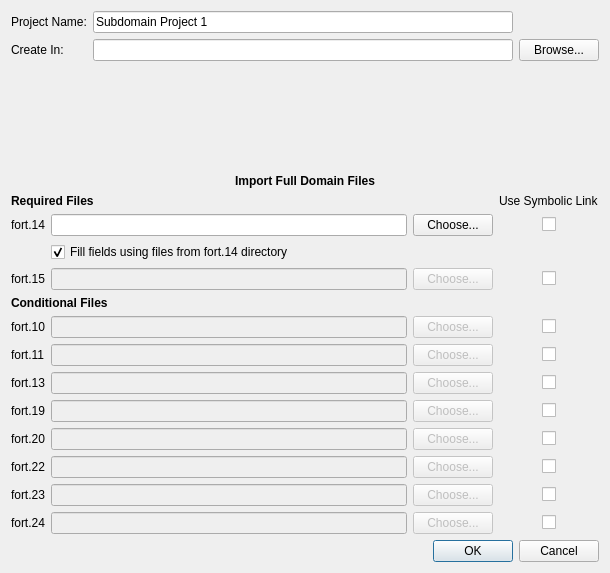
Old version of the form Dialogs/CreateProjectDialog.ui in the repository atdyer/adcircSubdomainTool.
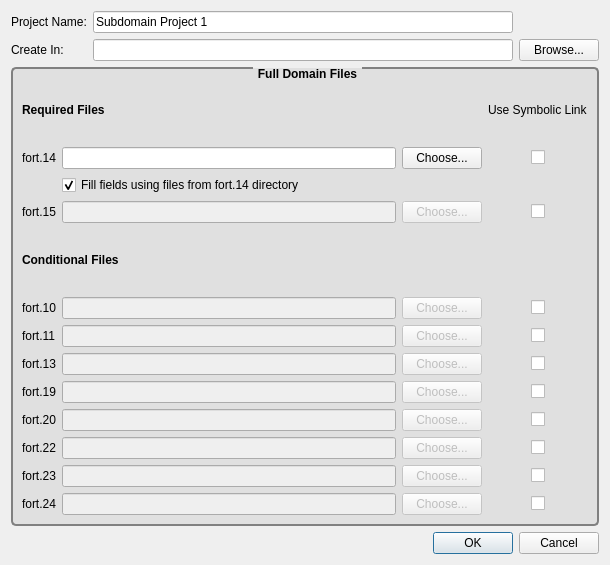
New version of the form.

Commit message: Got the Create Project Dialog looking better

```diff
--- a/Dialogs/CreateProjectDialog.ui
+++ b/Dialogs/CreateProjectDialog.ui
@@ -7,7 +7,7 @@
     <x>0</x>
     <y>0</y>
     <width>610</width>
-    <height>573</height>
+    <height>565</height>
    </rect>
   </property>
   <property name="windowTitle">
@@ -57,82 +57,152 @@
     </layout>
    </item>
    <item>
+    <widget class="QGroupBox" name="groupBox">
+     <property name="font">
+      <font>
+       <weight>75</weight>
+       <bold>true</bold>
+      </font>
+     </property>
+     <property name="styleSheet">
+      <string notr="true">QGroupBox {
+     background-color:  #E0E0E0;
+     border: 2px solid gray;
+     border-radius: 5px;
+     margin-top: 1ex; /* leave space at the top for the title */
+ }
+
+ QGroupBox::title {
+	  
+     subcontrol-origin: margin;
+     subcontrol-position: top center; /* position at the top center */
+     padding: 0 3px;
+     background-color: qlineargradient(x1: 0, y1: 0, x2: 0, y2: 1,
+                                       stop: 0 #FFOECE, stop: 1 #FFFFFF);
+ }
+</string>
+     </property>
+     <property name="title">
+      <string>Full Domain Files</string>
+     </property>
+     <property name="flat">
+      <bool>false</bool>
+     </property>
     <layout class="QVBoxLayout" name="verticalLayout_2">
-     <item>
-      <widget class="QLabel" name="warnLabel">
-       <property name="styleSheet">
-        <string notr="true">color: rgb(255, 0, 0);</string>
-       </property>
-       <property name="text">
-        <string/>
-       </property>
-      </widget>
-     </item>
-     <item>
-      <spacer name="verticalSpacer">
-       <property name="orientation">
-        <enum>Qt::Vertical</enum>
-       </property>
-       <property name="sizeHint" stdset="0">
-        <size>
-         <width>20</width>
-         <height>40</height>
-        </size>
-       </property>
-      </spacer>
-     </item>
      <item>
       <layout class="QGridLayout" name="gridLayout_2">
-       <item row="0" column="0" colspan="4">
-        <widget class="QLabel" name="label_5">
+        <item row="12" column="3" alignment="Qt::AlignHCenter">
+         <widget class="QCheckBox" name="link24">
+          <property name="text">
+           <string/>
+          </property>
+         </widget>
+        </item>
+        <item row="0" column="3">
+         <widget class="QLabel" name="label_17">
+          <property name="text">
+           <string>Use Symbolic Link</string>
+          </property>
+         </widget>
+        </item>
+        <item row="1" column="3" alignment="Qt::AlignHCenter">
+         <widget class="QCheckBox" name="link14">
+          <property name="layoutDirection">
+           <enum>Qt::LeftToRight</enum>
+          </property>
+          <property name="text">
+           <string/>
+          </property>
+         </widget>
+        </item>
+        <item row="3" column="3" alignment="Qt::AlignHCenter">
+         <widget class="QCheckBox" name="link15">
+          <property name="text">
+           <string/>
+          </property>
+         </widget>
+        </item>
+        <item row="0" column="0" colspan="3">
+         <widget class="QLabel" name="label_6">
          <property name="font">
           <font>
            <weight>75</weight>
            <bold>true</bold>
-           <underline>false</underline>
           </font>
          </property>
          <property name="text">
-          <string>Import Full Domain Files</string>
-         </property>
-         <property name="alignment">
-          <set>Qt::AlignCenter</set>
-         </property>
-        </widget>
-       </item>
-       <item row="3" column="1" colspan="2">
-        <widget class="QCheckBox" name="useSameDir">
+           <string>Required Files</string>
+          </property>
+         </widget>
+        </item>
+        <item row="10" column="2">
+         <widget class="QPushButton" name="chooseFort22">
+          <property name="enabled">
+           <bool>false</bool>
+          </property>
+          <property name="text">
+           <string>Choose...</string>
+          </property>
+         </widget>
+        </item>
+        <item row="11" column="0">
+         <widget class="QLabel" name="label_14">
          <property name="text">
-          <string>Fill fields using files from fort.14 directory</string>
-         </property>
-         <property name="checked">
-          <bool>true</bool>
+           <string>fort.23</string>
+          </property>
+         </widget>
+        </item>
+        <item row="7" column="3" alignment="Qt::AlignHCenter">
+         <widget class="QCheckBox" name="link13">
+          <property name="text">
+           <string/>
+          </property>
+         </widget>
+        </item>
+        <item row="9" column="3" alignment="Qt::AlignHCenter">
+         <widget class="QCheckBox" name="link20">
+          <property name="text">
+           <string/>
+          </property>
+         </widget>
+        </item>
+        <item row="7" column="1">
+         <widget class="QLineEdit" name="fort13Loc">
+          <property name="enabled">
+           <bool>false</bool>
+          </property>
+         </widget>
+        </item>
+        <item row="8" column="1">
+         <widget class="QLineEdit" name="fort19Loc">
+          <property name="enabled">
+           <bool>false</bool>
+          </property>
+         </widget>
+        </item>
+        <item row="11" column="1">
+         <widget class="QLineEdit" name="fort23Loc">
+          <property name="enabled">
+           <bool>false</bool>
+          </property>
+         </widget>
+        </item>
+        <item row="5" column="1">
+         <widget class="QLineEdit" name="fort10Loc">
+          <property name="enabled">
+           <bool>false</bool>
          </property>
         </widget>
        </item>
        <item row="6" column="3" alignment="Qt::AlignHCenter">
-        <widget class="QCheckBox" name="link10">
+         <widget class="QCheckBox" name="link11">
          <property name="text">
           <string/>
          </property>
         </widget>
        </item>
-       <item row="4" column="0">
-        <widget class="QLabel" name="label_3">
-         <property name="text">
-          <string>fort.15</string>
-         </property>
-        </widget>
-       </item>
-       <item row="8" column="0">
-        <widget class="QLabel" name="label_10">
-         <property name="text">
-          <string>fort.13</string>
-         </property>
-        </widget>
-       </item>
        <item row="7" column="2">
-        <widget class="QPushButton" name="chooseFort11">
+         <widget class="QPushButton" name="chooseFort13">
          <property name="enabled">
           <bool>false</bool>
          </property>
@@ -141,35 +211,86 @@
          </property>
         </widget>
        </item>
-       <item row="2" column="2">
-        <widget class="QPushButton" name="chooseFort14">
+        <item row="6" column="1">
+         <widget class="QLineEdit" name="fort11Loc">
+          <property name="enabled">
+           <bool>false</bool>
+          </property>
+         </widget>
+        </item>
+        <item row="8" column="2">
+         <widget class="QPushButton" name="chooseFort19">
+          <property name="enabled">
+           <bool>false</bool>
+          </property>
          <property name="text">
           <string>Choose...</string>
          </property>
         </widget>
        </item>
-       <item row="13" column="0">
+        <item row="12" column="2">
+         <widget class="QPushButton" name="chooseFort24">
+          <property name="enabled">
+           <bool>false</bool>
+          </property>
+          <property name="text">
+           <string>Choose...</string>
+          </property>
+         </widget>
+        </item>
+        <item row="11" column="2">
+         <widget class="QPushButton" name="chooseFort23">
+          <property name="enabled">
+           <bool>false</bool>
+          </property>
+          <property name="text">
+           <string>Choose...</string>
+          </property>
+         </widget>
+        </item>
+        <item row="11" column="3" alignment="Qt::AlignHCenter">
+         <widget class="QCheckBox" name="link23">
+          <property name="text">
+           <string/>
+          </property>
+         </widget>
+        </item>
+        <item row="8" column="3" alignment="Qt::AlignHCenter">
+         <widget class="QCheckBox" name="link19">
+          <property name="text">
+           <string/>
+          </property>
+         </widget>
+        </item>
+        <item row="12" column="0">
         <widget class="QLabel" name="label_15">
          <property name="text">
           <string>fort.24</string>
          </property>
         </widget>
        </item>
-       <item row="10" column="1">
+        <item row="9" column="1">
         <widget class="QLineEdit" name="fort20Loc">
          <property name="enabled">
           <bool>false</bool>
          </property>
         </widget>
        </item>
-       <item row="11" column="3" alignment="Qt::AlignHCenter">
+        <item row="10" column="3" alignment="Qt::AlignHCenter">
         <widget class="QCheckBox" name="link22">
          <property name="text">
           <string/>
          </property>
         </widget>
        </item>
-       <item row="5" column="0" colspan="3">
+        <item row="12" column="1">
+         <widget class="QLineEdit" name="fort24Loc">
+          <property name="enabled">
+           <bool>false</bool>
+          </property>
+         </widget>
+        </item>
+        <item row="4" column="0" colspan="3">
         <widget class="QLabel" name="label_4">
          <property name="font">
           <font>
@@ -182,7 +303,7 @@
          </property>
         </widget>
        </item>
-       <item row="6" column="2">
+        <item row="5" column="2">
         <widget class="QPushButton" name="chooseFort10">
          <property name="enabled">
           <bool>false</bool>
@@ -192,7 +313,7 @@
          </property>
         </widget>
        </item>
-       <item row="4" column="2">
+        <item row="3" column="2">
         <widget class="QPushButton" name="chooseFort15">
          <property name="enabled">
           <bool>false</bool>
@@ -202,21 +323,21 @@
          </property>
         </widget>
        </item>
-       <item row="6" column="0">
+        <item row="5" column="0">
         <widget class="QLabel" name="label_8">
          <property name="text">
           <string>fort.10</string>
          </property>
         </widget>
        </item>
-       <item row="10" column="0">
+        <item row="9" column="0">
         <widget class="QLabel" name="label_12">
          <property name="text">
           <string>fort.20</string>
          </property>
         </widget>
        </item>
-       <item row="10" column="2">
+        <item row="9" column="2">
         <widget class="QPushButton" name="chooseFort20">
          <property name="enabled">
           <bool>false</bool>
@@ -226,126 +347,84 @@
          </property>
         </widget>
        </item>
-       <item row="11" column="0">
+        <item row="10" column="0">
         <widget class="QLabel" name="label_13">
          <property name="text">
           <string>fort.22</string>
          </property>
         </widget>
        </item>
-       <item row="4" column="1">
+        <item row="3" column="1">
         <widget class="QLineEdit" name="fort15Loc">
          <property name="enabled">
           <bool>false</bool>
          </property>
         </widget>
        </item>
-       <item row="7" column="0">
+        <item row="6" column="0">
         <widget class="QLabel" name="label_9">
          <property name="text">
           <string>fort.11</string>
          </property>
         </widget>
        </item>
-       <item row="9" column="0">
+        <item row="8" column="0">
         <widget class="QLabel" name="label_11">
          <property name="text">
           <string>fort.19</string>
          </property>
         </widget>
        </item>
-       <item row="2" column="0">
+        <item row="1" column="0">
         <widget class="QLabel" name="label_7">
          <property name="text">
           <string>fort.14</string>
          </property>
         </widget>
        </item>
-       <item row="2" column="1">
+        <item row="1" column="1">
         <widget class="QLineEdit" name="fort14Loc"/>
        </item>
-       <item row="11" column="1">
+        <item row="10" column="1">
         <widget class="QLineEdit" name="fort22Loc">
          <property name="enabled">
           <bool>false</bool>
          </property>
         </widget>
        </item>
-       <item row="11" column="2">
-        <widget class="QPushButton" name="chooseFort22">
-         <property name="enabled">
-          <bool>false</bool>
-         </property>
+        <item row="2" column="1" colspan="2">
+         <widget class="QCheckBox" name="useSameDir">
          <property name="text">
-          <string>Choose...</string>
-         </property>
-        </widget>
-       </item>
-       <item row="12" column="0">
-        <widget class="QLabel" name="label_14">
-         <property name="text">
-          <string>fort.23</string>
+           <string>Fill fields using files from fort.14 directory</string>
+          </property>
+          <property name="checked">
+           <bool>true</bool>
          </property>
         </widget>
        </item>
-       <item row="8" column="3" alignment="Qt::AlignHCenter">
-        <widget class="QCheckBox" name="link13">
+        <item row="5" column="3" alignment="Qt::AlignHCenter">
+         <widget class="QCheckBox" name="link10">
          <property name="text">
           <string/>
          </property>
         </widget>
        </item>
-       <item row="10" column="3" alignment="Qt::AlignHCenter">
-        <widget class="QCheckBox" name="link20">
+        <item row="3" column="0">
+         <widget class="QLabel" name="label_3">
          <property name="text">
-          <string/>
+           <string>fort.15</string>
          </property>
         </widget>
        </item>
-       <item row="8" column="1">
-        <widget class="QLineEdit" name="fort13Loc">
-         <property name="enabled">
-          <bool>false</bool>
-         </property>
-        </widget>
-       </item>
-       <item row="9" column="1">
-        <widget class="QLineEdit" name="fort19Loc">
-         <property name="enabled">
-          <bool>false</bool>
-         </property>
-        </widget>
-       </item>
-       <item row="12" column="1">
-        <widget class="QLineEdit" name="fort23Loc">
-         <property name="enabled">
-          <bool>false</bool>
-         </property>
-        </widget>
-       </item>
-       <item row="13" column="1">
-        <widget class="QLineEdit" name="fort24Loc">
-         <property name="enabled">
-          <bool>false</bool>
-         </property>
-        </widget>
-       </item>
-       <item row="6" column="1">
-        <widget class="QLineEdit" name="fort10Loc">
-         <property name="enabled">
-          <bool>false</bool>
-         </property>
-        </widget>
-       </item>
-       <item row="7" column="3" alignment="Qt::AlignHCenter">
-        <widget class="QCheckBox" name="link11">
+        <item row="7" column="0">
+         <widget class="QLabel" name="label_10">
          <property name="text">
-          <string/>
+           <string>fort.13</string>
          </property>
         </widget>
        </item>
-       <item row="8" column="2">
-        <widget class="QPushButton" name="chooseFort13">
+        <item row="6" column="2">
+         <widget class="QPushButton" name="chooseFort11">
          <property name="enabled">
           <bool>false</bool>
          </property>
@@ -354,107 +433,44 @@
          </property>
         </widget>
        </item>
-       <item row="7" column="1">
-        <widget class="QLineEdit" name="fort11Loc">
-         <property name="enabled">
-          <bool>false</bool>
-         </property>
-        </widget>
-       </item>
-       <item row="9" column="2">
-        <widget class="QPushButton" name="chooseFort19">
-         <property name="enabled">
-          <bool>false</bool>
-         </property>
+        <item row="1" column="2">
+         <widget class="QPushButton" name="chooseFort14">
          <property name="text">
           <string>Choose...</string>
          </property>
         </widget>
        </item>
-       <item row="13" column="2">
-        <widget class="QPushButton" name="chooseFort24">
-         <property name="enabled">
-          <bool>false</bool>
-         </property>
-         <property name="text">
-          <string>Choose...</string>
-         </property>
-        </widget>
-       </item>
-       <item row="12" column="2">
-        <widget class="QPushButton" name="chooseFort23">
-         <property name="enabled">
-          <bool>false</bool>
-         </property>
-         <property name="text">
-          <string>Choose...</string>
-         </property>
-        </widget>
-       </item>
-       <item row="12" column="3" alignment="Qt::AlignHCenter">
-        <widget class="QCheckBox" name="link23">
-         <property name="text">
-          <string/>
-         </property>
-        </widget>
-       </item>
-       <item row="9" column="3" alignment="Qt::AlignHCenter">
-        <widget class="QCheckBox" name="link19">
-         <property name="text">
-          <string/>
-         </property>
-        </widget>
-       </item>
-       <item row="13" column="3" alignment="Qt::AlignHCenter">
-        <widget class="QCheckBox" name="link24">
+       </layout>
+      </item>
+     </layout>
+    </widget>
+   </item>
+   <item>
+    <layout class="QHBoxLayout" name="horizontalLayout">
+     <item>
+      <widget class="QLabel" name="warnLabel">
+       <property name="sizePolicy">
+        <sizepolicy hsizetype="Expanding" vsizetype="Preferred">
+         <horstretch>0</horstretch>
+         <verstretch>0</verstretch>
+        </sizepolicy>
+       </property>
+       <property name="styleSheet">
+        <string notr="true">color: rgb(255, 0, 0);</string>
+       </property>
          <property name="text">
           <string/>
          </property>
         </widget>
-       </item>
-       <item row="1" column="3">
-        <widget class="QLabel" name="label_17">
-         <property name="text">
-          <string>Use Symbolic Link</string>
-         </property>
-        </widget>
-       </item>
-       <item row="2" column="3" alignment="Qt::AlignHCenter">
-        <widget class="QCheckBox" name="link14">
-         <property name="layoutDirection">
-          <enum>Qt::LeftToRight</enum>
-         </property>
-         <property name="text">
-          <string/>
-         </property>
-        </widget>
-       </item>
-       <item row="4" column="3" alignment="Qt::AlignHCenter">
-        <widget class="QCheckBox" name="link15">
-         <property name="text">
-          <string/>
-         </property>
-        </widget>
-       </item>
-       <item row="1" column="0" colspan="3">
-        <widget class="QLabel" name="label_6">
-         <property name="font">
-          <font>
-           <weight>75</weight>
-           <bold>true</bold>
-          </font>
-         </property>
-         <property name="text">
-          <string>Required Files</string>
-         </property>
-        </widget>
-       </item>
-      </layout>
-     </item>
-    </layout>
    </item>
    <item>
     <widget class="QDialogButtonBox" name="buttonBox">
+       <property name="sizePolicy">
+        <sizepolicy hsizetype="Maximum" vsizetype="Fixed">
+         <horstretch>0</horstretch>
+         <verstretch>0</verstretch>
+        </sizepolicy>
+       </property>
      <property name="orientation">
       <enum>Qt::Horizontal</enum>
      </property>
@@ -464,6 +480,8 @@
     </widget>
    </item>
   </layout>
+   </item>
+  </layout>
  </widget>
  <tabstops>
   <tabstop>projectName</tabstop>
```
Left out of the diff: 1 changed line with no effect on the pictures. Lines whose indentation alone changed are shown as unchanged.
